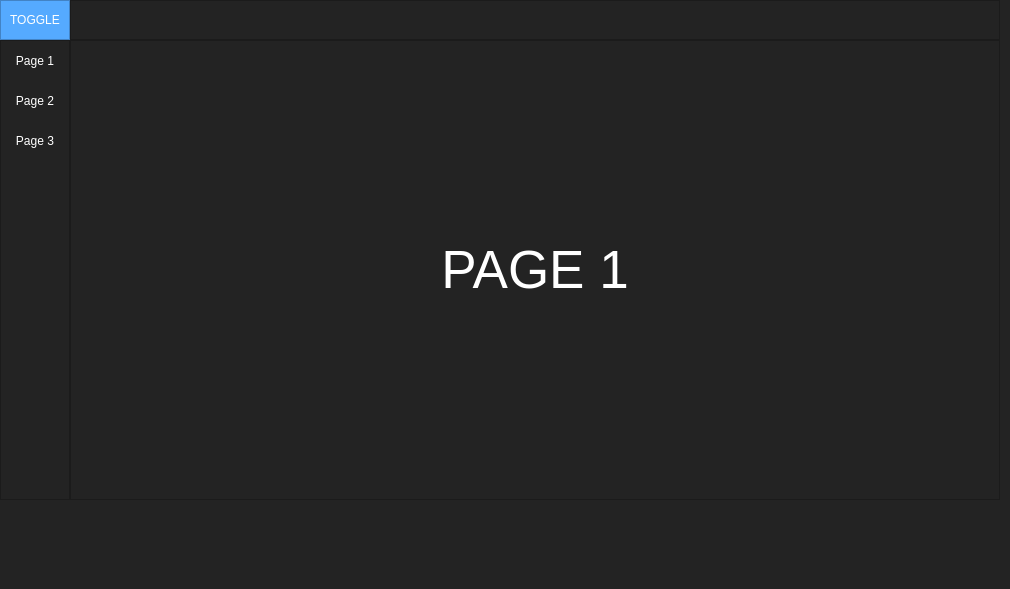
This is MainWin.ui in walidhabbach/Car-Rental-Desktop-app as Qt 5 draws it before an edit. The edited form follows.
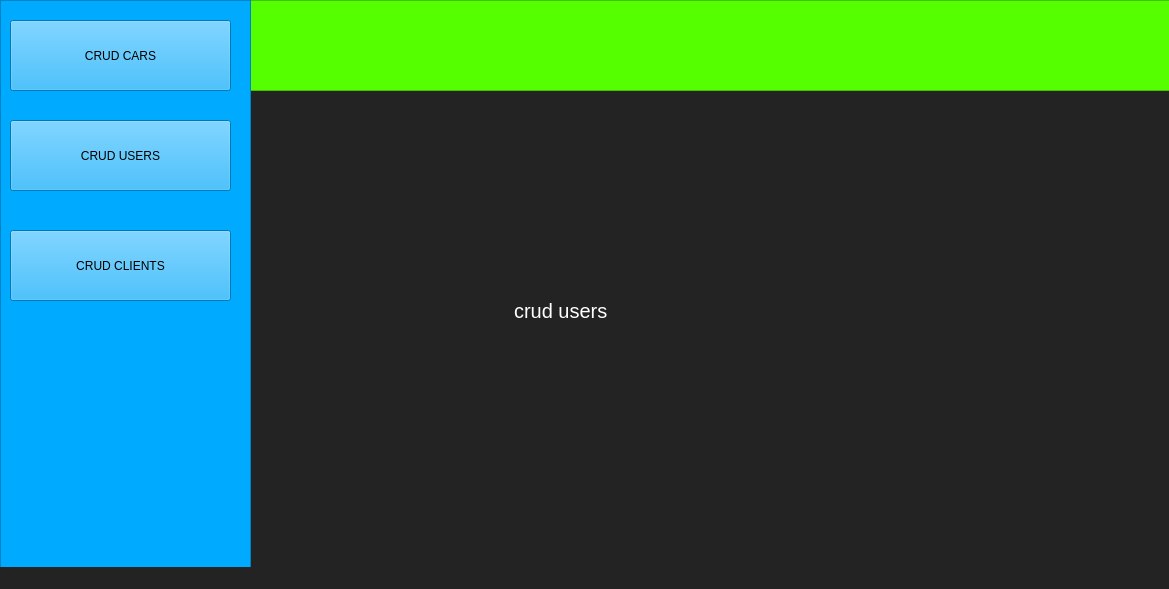
This is the edited form. The open tabs and pages were chosen to show the change.

Patch:
```diff
--- a/MainWin.ui
+++ b/MainWin.ui
@@ -6,7 +6,7 @@
    <rect>
     <x>0</x>
     <y>0</y>
-    <width>1010</width>
+    <width>1169</width>
     <height>589</height>
    </rect>
   </property>
@@ -20,360 +20,165 @@
    <widget class="QFrame" name="Content">
     <property name="geometry">
      <rect>
-      <x>0</x>
-      <y>40</y>
-      <width>1000</width>
-      <height>460</height>
+      <x>260</x>
+      <y>100</y>
+      <width>911</width>
+      <height>431</height>
      </rect>
     </property>
     <property name="frameShape">
-     <enum>QFrame::NoFrame</enum>
+     <enum>QFrame::StyledPanel</enum>
     </property>
     <property name="frameShadow">
      <enum>QFrame::Raised</enum>
     </property>
-    <layout class="QHBoxLayout" name="horizontalLayout_3">
-     <property name="spacing">
-      <number>0</number>
+    <widget class="QStackedWidget" name="stackedWidget">
+     <property name="geometry">
+      <rect>
+       <x>0</x>
+       <y>0</y>
+       <width>911</width>
+       <height>431</height>
+      </rect>
      </property>
      <property name="leftMargin">
       <number>0</number>
      </property>
-     <property name="topMargin">
-      <number>0</number>
-     </property>
-     <property name="rightMargin">
-      <number>0</number>
-     </property>
-     <property name="bottomMargin">
-      <number>0</number>
-     </property>
-     <item>
-      <widget class="QFrame" name="frame_left_menu_2">
-       <property name="minimumSize">
-        <size>
-         <width>70</width>
-         <height>0</height>
-        </size>
+     <widget class="QWidget" name="page_crud_cars">
+      <widget class="QLabel" name="label">
+       <property name="geometry">
+        <rect>
+         <x>270</x>
+         <y>160</y>
+         <width>161</width>
+         <height>71</height>
+        </rect>
        </property>
-       <property name="maximumSize">
-        <size>
-         <width>70</width>
-         <height>16777215</height>
-        </size>
-       </property>
        <property name="styleSheet">
-        <string notr="true">background-color: rgb(35, 35, 35);</string>
+        <string notr="true">color: white;
+font-size: 20px;</string>
        </property>
-       <property name="frameShape">
-        <enum>QFrame::StyledPanel</enum>
+       <property name="text">
+        <string>CRUD CARS</string>
        </property>
-       <property name="frameShadow">
-        <enum>QFrame::Raised</enum>
+      </widget>
+     </widget>
+     <widget class="QWidget" name="page_crud_users">
+      <widget class="QLabel" name="label_2">
+       <property name="geometry">
+        <rect>
+         <x>254</x>
+         <y>150</y>
+         <width>141</width>
+         <height>121</height>
+        </rect>
        </property>
-       <layout class="QVBoxLayout" name="verticalLayout_9">
-        <property name="leftMargin">
-         <number>0</number>
-        </property>
-        <property name="topMargin">
-         <number>0</number>
-        </property>
-        <property name="rightMargin">
-         <number>0</number>
-        </property>
-        <property name="bottomMargin">
-         <number>0</number>
-        </property>
-        <item alignment="Qt::AlignTop">
-         <widget class="QFrame" name="frame_top_menus_2">
-          <property name="frameShape">
-           <enum>QFrame::NoFrame</enum>
-          </property>
-          <property name="frameShadow">
-           <enum>QFrame::Raised</enum>
-          </property>
-          <layout class="QVBoxLayout" name="verticalLayout_10">
-           <property name="spacing">
-            <number>0</number>
-           </property>
-           <property name="leftMargin">
-            <number>0</number>
-           </property>
-           <property name="topMargin">
-            <number>0</number>
-           </property>
-           <property name="rightMargin">
-            <number>0</number>
-           </property>
-           <property name="bottomMargin">
-            <number>0</number>
-           </property>
-           <item>
-            <widget class="QPushButton" name="btn_page_4">
-             <property name="minimumSize">
-              <size>
-               <width>0</width>
-               <height>40</height>
-              </size>
-             </property>
-             <property name="styleSheet">
-              <string notr="true">QPushButton {
-	color: rgb(255, 255, 255);
-	background-color: rgb(35, 35, 35);
-	border: 0px solid;
-}
-QPushButton:hover {
-	background-color: rgb(85, 170, 255);
-}</string>
-             </property>
-             <property name="text">
-              <string>Page 1</string>
-             </property>
-            </widget>
-           </item>
-           <item>
-            <widget class="QPushButton" name="btn_page_5">
-             <property name="minimumSize">
-              <size>
-               <width>0</width>
-               <height>40</height>
-              </size>
-             </property>
-             <property name="styleSheet">
-              <string notr="true">QPushButton {
-	color: rgb(255, 255, 255);
-	background-color: rgb(35, 35, 35);
-	border: 0px solid;
-}
-QPushButton:hover {
-	background-color: rgb(85, 170, 255);
-}</string>
-             </property>
-             <property name="text">
-              <string>Page 2</string>
-             </property>
-            </widget>
-           </item>
-           <item>
-            <widget class="QPushButton" name="btn_page_6">
-             <property name="minimumSize">
-              <size>
-               <width>0</width>
-               <height>40</height>
-              </size>
-             </property>
-             <property name="styleSheet">
-              <string notr="true">QPushButton {
-	color: rgb(255, 255, 255);
-	background-color: rgb(35, 35, 35);
-	border: 0px solid;
-}
-QPushButton:hover {
-	background-color: rgb(85, 170, 255);
-}</string>
-             </property>
-             <property name="text">
-              <string>Page 3</string>
-             </property>
-            </widget>
-           </item>
-          </layout>
-         </widget>
-        </item>
-       </layout>
+       <property name="styleSheet">
+        <string notr="true">color: white;
+font-size: 20px;</string>
+       </property>
+       <property name="text">
+        <string>crud users</string>
+       </property>
       </widget>
-     </item>
-     <item>
-      <widget class="QFrame" name="frame_pages_2">
-       <property name="frameShape">
-        <enum>QFrame::StyledPanel</enum>
+     </widget>
+     <widget class="QWidget" name="page_crud_clients">
+      <widget class="QLabel" name="label_3">
+       <property name="geometry">
+        <rect>
+         <x>294</x>
+         <y>170</y>
+         <width>141</width>
+         <height>81</height>
+        </rect>
        </property>
-       <property name="frameShadow">
-        <enum>QFrame::Raised</enum>
+       <property name="styleSheet">
+        <string notr="true">color: white;
+font-size: 20px;</string>
        </property>
-       <layout class="QVBoxLayout" name="verticalLayout_11">
-        <item>
-         <widget class="QStackedWidget" name="stackedWidget_2">
-          <property name="currentIndex">
-           <number>0</number>
-          </property>
-          <widget class="QWidget" name="page_4">
-           <layout class="QVBoxLayout" name="verticalLayout_12">
-            <item>
-             <widget class="QLabel" name="label_4">
-              <property name="font">
-               <font>
-                <pointsize>40</pointsize>
-               </font>
-              </property>
-              <property name="styleSheet">
-               <string notr="true">color: #FFF;</string>
-              </property>
-              <property name="text">
-               <string>PAGE 1</string>
-              </property>
-              <property name="alignment">
-               <set>Qt::AlignCenter</set>
-              </property>
-             </widget>
-            </item>
-           </layout>
-          </widget>
-          <widget class="QWidget" name="page_5">
-           <layout class="QVBoxLayout" name="verticalLayout_13">
-            <item>
-             <widget class="QLabel" name="label_5">
-              <property name="font">
-               <font>
-                <pointsize>40</pointsize>
-               </font>
-              </property>
-              <property name="styleSheet">
-               <string notr="true">color: #FFF;</string>
-              </property>
-              <property name="text">
-               <string>PAGE 2</string>
-              </property>
-              <property name="alignment">
-               <set>Qt::AlignCenter</set>
-              </property>
-             </widget>
-            </item>
-           </layout>
-          </widget>
-          <widget class="QWidget" name="page_6">
-           <layout class="QVBoxLayout" name="verticalLayout_14">
-            <item>
-             <widget class="QLabel" name="label">
-              <property name="font">
-               <font>
-                <pointsize>40</pointsize>
-               </font>
-              </property>
-              <property name="styleSheet">
-               <string notr="true">color: #FFF;</string>
-              </property>
-              <property name="text">
-               <string>PAGE 3</string>
-              </property>
-              <property name="alignment">
-               <set>Qt::AlignCenter</set>
-              </property>
-             </widget>
-            </item>
-           </layout>
-          </widget>
-         </widget>
-        </item>
-       </layout>
+       <property name="text">
+        <string>CRUD CLIENTS</string>
+       </property>
       </widget>
-     </item>
-    </layout>
+     </widget>
+    </widget>
    </widget>
    <widget class="QFrame" name="Top_Bar">
     <property name="geometry">
      <rect>
-      <x>0</x>
+      <x>250</x>
       <y>0</y>
-      <width>1000</width>
-      <height>40</height>
+      <width>921</width>
+      <height>91</height>
      </rect>
     </property>
-    <property name="maximumSize">
-     <size>
-      <width>16777215</width>
-      <height>40</height>
-     </size>
+    <property name="styleSheet">
+     <string notr="true">background-color: rgb(85, 255, 0);</string>
     </property>
+    <property name="frameShape">
+     <enum>QFrame::StyledPanel</enum>
+    </property>
+    <property name="frameShadow">
+     <enum>QFrame::Raised</enum>
+    </property>
+   </widget>
+   <widget class="QFrame" name="leftPanel">
+    <property name="geometry">
+     <rect>
+      <x>0</x>
+      <y>0</y>
+      <width>251</width>
+      <height>591</height>
+     </rect>
+    </property>
     <property name="styleSheet">
-     <string notr="true">background-color: rgb(35, 35, 35);</string>
+     <string notr="true">background-color: rgb(0, 170, 255);</string>
     </property>
     <property name="frameShape">
-     <enum>QFrame::NoFrame</enum>
+     <enum>QFrame::StyledPanel</enum>
     </property>
     <property name="frameShadow">
      <enum>QFrame::Raised</enum>
     </property>
-    <layout class="QHBoxLayout" name="horizontalLayout_4">
-     <property name="spacing">
-      <number>0</number>
+    <widget class="QPushButton" name="btnCrud_cars">
+     <property name="geometry">
+      <rect>
+       <x>10</x>
+       <y>20</y>
+       <width>221</width>
+       <height>71</height>
+      </rect>
      </property>
-     <property name="leftMargin">
-      <number>0</number>
+     <property name="text">
+      <string>CRUD CARS</string>
      </property>
-     <property name="topMargin">
-      <number>0</number>
+    </widget>
+    <widget class="QPushButton" name="btnCrud_users">
+     <property name="geometry">
+      <rect>
+       <x>10</x>
+       <y>120</y>
+       <width>221</width>
+       <height>71</height>
+      </rect>
      </property>
-     <property name="rightMargin">
-      <number>0</number>
+     <property name="text">
+      <string>CRUD USERS</string>
      </property>
-     <property name="bottomMargin">
-      <number>0</number>
+    </widget>
+    <widget class="QPushButton" name="btnCrud_clients">
+     <property name="geometry">
+      <rect>
+       <x>10</x>
+       <y>230</y>
+       <width>221</width>
+       <height>71</height>
+      </rect>
      </property>
-     <item>
-      <widget class="QFrame" name="frame_toggle_2">
-       <property name="maximumSize">
-        <size>
-         <width>70</width>
-         <height>40</height>
-        </size>
-       </property>
-       <property name="styleSheet">
-        <string notr="true">background-color: rgb(85, 170, 255);</string>
-       </property>
-       <property name="frameShape">
-        <enum>QFrame::StyledPanel</enum>
-       </property>
-       <property name="frameShadow">
-        <enum>QFrame::Raised</enum>
-       </property>
-       <layout class="QVBoxLayout" name="verticalLayout_15">
-        <property name="spacing">
-         <number>0</number>
-        </property>
-        <property name="leftMargin">
-         <number>0</number>
-        </property>
-        <property name="topMargin">
-         <number>0</number>
-        </property>
-        <property name="rightMargin">
-         <number>0</number>
-        </property>
-        <property name="bottomMargin">
-         <number>0</number>
-        </property>
-        <item>
-         <widget class="QPushButton" name="Btn_Toggle_2">
-          <property name="sizePolicy">
-           <sizepolicy hsizetype="Expanding" vsizetype="Expanding">
-            <horstretch>0</horstretch>
-            <verstretch>0</verstretch>
-           </sizepolicy>
-          </property>
-          <property name="styleSheet">
-           <string notr="true">color: rgb(255, 255, 255);
-border: 0px solid;</string>
-          </property>
-          <property name="text">
-           <string>TOGGLE</string>
-          </property>
-         </widget>
-        </item>
-       </layout>
-      </widget>
-     </item>
-     <item>
-      <widget class="QFrame" name="frame_top_2">
-       <property name="frameShape">
-        <enum>QFrame::StyledPanel</enum>
-       </property>
-       <property name="frameShadow">
-        <enum>QFrame::Raised</enum>
-       </property>
-      </widget>
-     </item>
-    </layout>
+     <property name="text">
+      <string>CRUD CLIENTS</string>
+     </property>
+    </widget>
    </widget>
   </widget>
   <widget class="QMenuBar" name="menubar">
```
Left out of the diff: 10 changed lines with no effect on the pictures.
